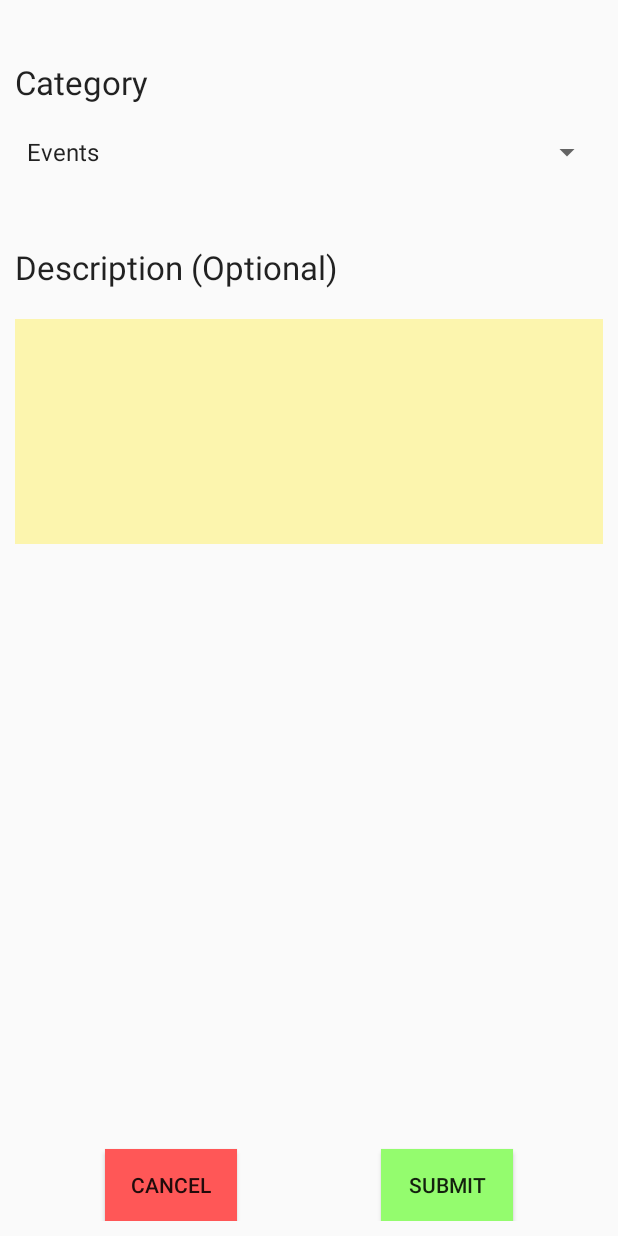
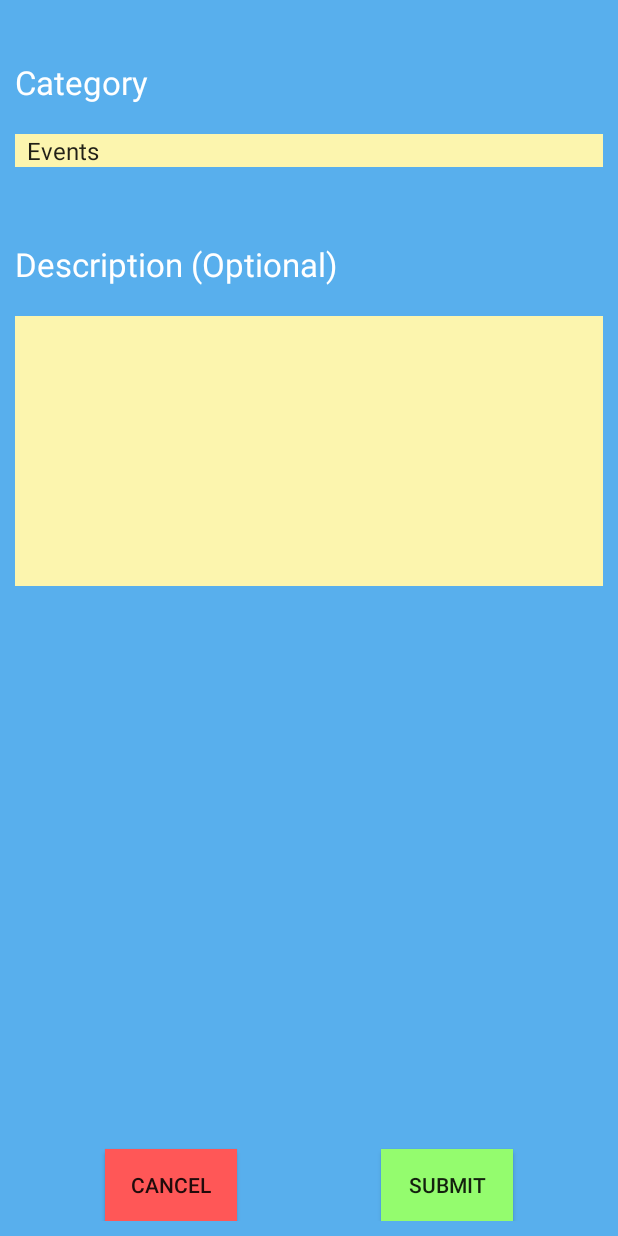
Before and after one commit to duwaynevandort/Project215, an Android app: the PinCreator screen opened directly, with no data from a screen before it, on a phone screen of 412 x 824 dp. Run offline under Robolectric (Android 15) with nearby library versions, the phone set to English and light mode, and no system bars.

Commit message:
New and improved pin_create_screen

```diff
--- a/app/src/main/res/layout/pin_create_screen.xml
+++ b/app/src/main/res/layout/pin_create_screen.xml
@@ -4,7 +4,8 @@
     android:layout_height="match_parent"
     xmlns:tools="http://schemas.android.com/tools"
     android:padding="10dp"
-    tools:context=".PinCreator">
+    tools:context=".PinCreator"
+    android:background="#58afed">
 
     <TextView
         android:layout_width="match_parent"
@@ -12,14 +13,16 @@
         android:text="Category"
         android:id="@+id/category_text_view"
         android:textAppearance="@style/Base.TextAppearance.AppCompat.Large"
-        android:layout_marginTop="30dp"/>
+        android:layout_marginTop="30dp"
+        android:textColor="#ffffff" />
 
     <Spinner
         android:layout_width="match_parent"
         android:layout_height="wrap_content"
         android:id="@+id/category_spinner"
         android:layout_below="@+id/category_text_view"
-        android:layout_marginTop="20dp">
+        android:layout_marginTop="20dp"
+        android:background="#fcf5ae">
     </Spinner>
 
     <TextView
@@ -31,11 +34,12 @@
         android:id="@+id/description_text_view"
         android:layout_below="@+id/category_spinner"
         android:layout_marginTop="50dp"
-        android:textAppearance="@style/Base.TextAppearance.AppCompat.Large" />
+        android:textAppearance="@style/Base.TextAppearance.AppCompat.Large"
+        android:textColor="#ffffff" />
 
     <EditText
         android:layout_width="match_parent"
-        android:layout_height="150dp"
+        android:layout_height="180dp"
         android:inputType="textMultiLine"
         android:id="@+id/pin_description_text"
         android:layout_below="@+id/description_text_view"
```
